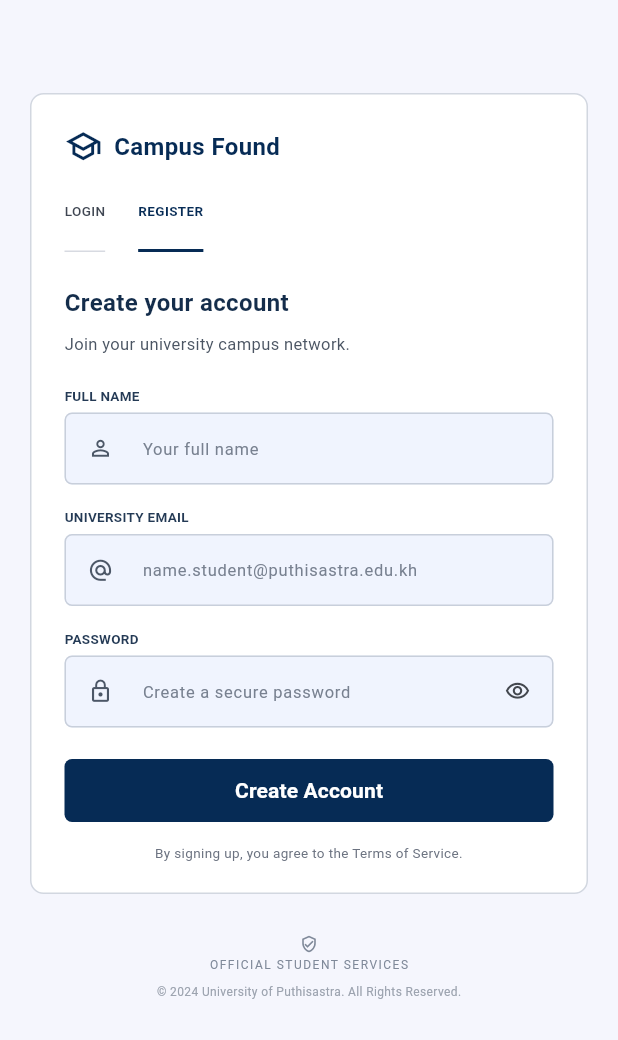
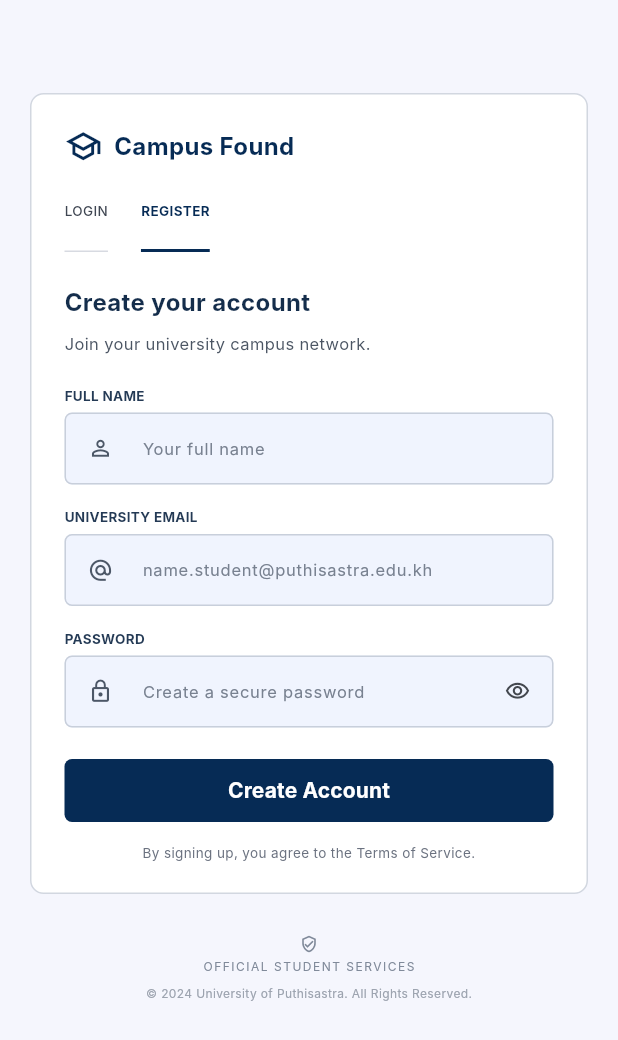
Before and after one commit to radit-thy/group2-Campus-System, a Flutter app: the screen it shows after launch, after a tap on "REGISTER", on a phone screen of 412 x 824 dp. Shown: the top 1040 px of the screen. Run offline on Flutter 3.47's test engine with Material 3 defaults, Android fonts, the phone set to English and light mode, and no system bars; our stand-ins replace cloud_firestore, firebase_auth, firebase_core, firebase_storage, image_picker; accounts and stored records are empty; Roboto replaces fonts that are missing (Inter).

Commit message:
fix code ryna

```diff
--- a/lib/main.dart
+++ b/lib/main.dart
@@ -1,15 +1,33 @@
 import 'package:flutter/material.dart';
 import 'package:firebase_core/firebase_core.dart';
+import 'package:provider/provider.dart';
 
 import 'package:group2_campus_system/screens/home_login.dart';
 import 'firebase_options.dart';
+import 'theme/app_theme.dart';
+
+class ThemeProvider extends ChangeNotifier {
+  ThemeMode _themeMode = ThemeMode.light;
+
+  ThemeMode get themeMode => _themeMode;
+
+  void toggleTheme(bool isDark) {
+    _themeMode = isDark ? ThemeMode.dark : ThemeMode.light;
+    notifyListeners();
+  }
+}
 
 void main() async {
   WidgetsFlutterBinding.ensureInitialized();
 
   await Firebase.initializeApp(options: DefaultFirebaseOptions.currentPlatform);
 
-  runApp(const MyApp());
+  runApp(
+    ChangeNotifierProvider(
+      create: (_) => ThemeProvider(),
+      child: const MyApp(),
+    ),
+  );
 }
 
 class MyApp extends StatelessWidget {
@@ -17,13 +35,15 @@
 
   @override
   Widget build(BuildContext context) {
-    return MaterialApp(
-      debugShowCheckedModeBanner: false,
-      title: 'Campus System',
-      theme: ThemeData(
-        colorScheme: ColorScheme.fromSeed(seedColor: Colors.blue),
+    return Consumer<ThemeProvider>(
+      builder: (context, themeProvider, _) => MaterialApp(
+        debugShowCheckedModeBanner: false,
+        title: 'Campus System',
+        theme: AppTheme.lightTheme,
+        darkTheme: AppTheme.darkTheme,
+        themeMode: themeProvider.themeMode,
+        home: const HomeLogin(),
       ),
-      home: const HomeLogin(),
     );
   }
 }
--- a/lib/screens/home_login.dart
+++ b/lib/screens/home_login.dart
@@ -2,7 +2,7 @@
 import 'package:firebase_auth/firebase_auth.dart';
 
 import 'register.dart';
-import 'dashboard.dart';
+import 'home_page.dart';
 
 class HomeLogin extends StatefulWidget {
   const HomeLogin({super.key});
@@ -69,7 +69,7 @@
 
       Navigator.pushReplacement(
         context,
-        MaterialPageRoute(builder: (context) => const DashboardPage()),
+        MaterialPageRoute(builder: (context) => const HomeScreen()),
       );
     } on FirebaseAuthException catch (e) {
       if (!mounted) return;
--- a/lib/screens/items/found_screen.dart
+++ b/lib/screens/items/found_screen.dart
@@ -15,7 +15,7 @@
         title: const Text('Found Items'),
       ),
 
-      body: StreamBuilder<QuerySnapshot>(
+      body: StreamBuilder<QuerySnapshot<Map<String, dynamic>>>(
         stream: ItemService().getFoundItems(),
 
         builder: (context, snapshot) {
@@ -42,7 +42,7 @@
 
             itemBuilder: (context, index) {
               final doc = snapshot.data!.docs[index];
-              final data = doc.data() as Map<String, dynamic>;
+              final data = doc.data();
 
               return Card(
                 margin: const EdgeInsets.only(bottom: 12),
--- a/lib/widgets/bottom_nav_bar.dart
+++ b/lib/widgets/bottom_nav_bar.dart
@@ -3,7 +3,7 @@
 
 class BottomNavBar extends StatelessWidget {
   final int currentIndex;
-  final Function(int) onTap;
+  final ValueChanged<int> onTap;
 
   const BottomNavBar({
     super.key,
--- a/pubspec.yaml
+++ b/pubspec.yaml
@@ -36,6 +36,10 @@
   cupertino_icons: ^1.0.8
   firebase_core: ^4.14.0
   firebase_auth: ^6.6.0
+  cloud_firestore: ^6.1.3
+  firebase_storage: ^13.1.3
+  image_picker: ^1.2.1
+  provider: ^6.1.5+1
 
 dev_dependencies:
   flutter_test:
```
Also changed, not shown: lib/screens/home_page.dart (+12 -13 lines), lib/screens/items/lost_screen.dart (+2 -5 lines), lib/screens/items/my_item_screen.dart (+2 -5 lines), lib/services/item_service.dart (+13 -2 lines), pubspec.lock, 2 other files.
